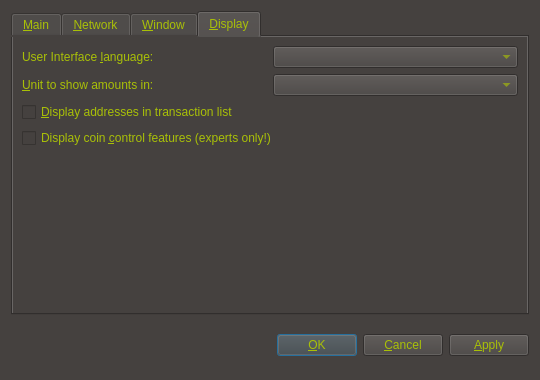
gridcoin-community/Gridcoin-Research, file src/qt/forms/optionsdialog.ui: the form before one commit.
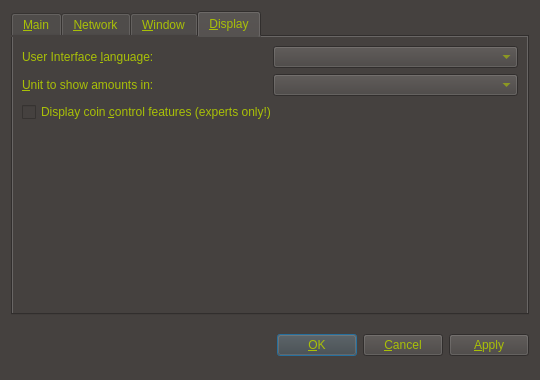
The form after the commit. The open tabs and pages were chosen to show the change. Custom widgets are drawn as their Qt base class.

What changed in the file:
```diff
--- a/src/qt/forms/optionsdialog.ui
+++ b/src/qt/forms/optionsdialog.ui
@@ -385,16 +385,6 @@
          </item>
         </layout>
        </item>
-       <item>
-        <widget class="QCheckBox" name="displayAddresses">
-         <property name="toolTip">
-          <string>Whether to show Gridcoin addresses in the transaction list or not.</string>
-         </property>
-         <property name="text">
-          <string>&amp;Display addresses in transaction list</string>
-         </property>
-        </widget>
-       </item>
        <item>
         <widget class="QCheckBox" name="coinControlFeatures">
          <property name="toolTip">
```
